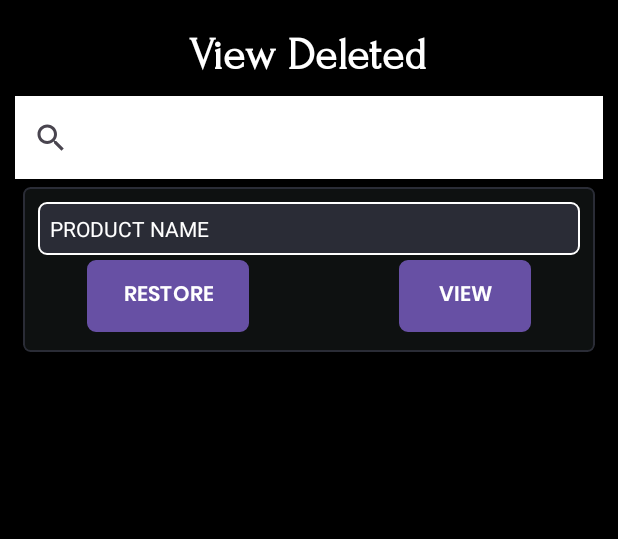
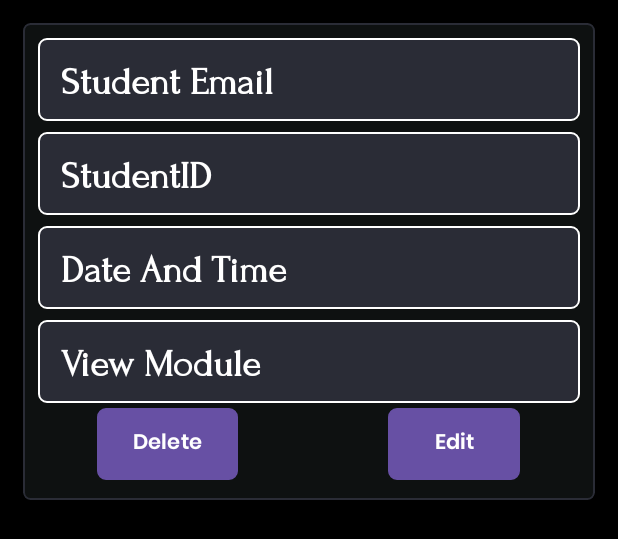
Before and after one commit to BakangMonei/EnrollPro, an Android app: the layout card_item_view_exam_bookings.xml on its own in the app's theme, with its tools: preview values and no code run, on a phone screen of 412 x 824 dp. Shown: the top 539 px of the screen. Run offline under Robolectric (Android 15) with nearby library versions, the phone set to English and light mode, and no system bars.

Commit message:
doing adapters

```diff
--- a/app/src/main/res/layout/card_item_view_exam_bookings.xml
+++ b/app/src/main/res/layout/card_item_view_exam_bookings.xml
@@ -9,24 +9,7 @@
     android:background="@color/black"
     android:orientation="vertical">
 
-    <TextView
-        android:layout_width="wrap_content"
-        android:layout_height="wrap_content"
-        android:layout_gravity="center"
-        android:fontFamily="@font/forumregular"
-        android:text="View Deleted"
-        android:layout_marginTop="10dp"
-        android:textColor="@color/white"
-        android:textSize="30sp"
-        android:textStyle="bold" />
 
-    <SearchView
-        android:id="@+id/search_bar"
-        android:layout_gravity="center"
-        android:layout_marginTop="10dp"
-        android:layout_width="match_parent"
-        android:background="@color/white"
-        android:layout_height="55dp" />
 
 
     <com.google.android.material.card.MaterialCardView
@@ -46,14 +29,57 @@
 
 
             <TextView
-                android:id="@+id/deletedProductNameCard"
+                android:id="@+id/viewStudentEmail"
                 android:layout_width="match_parent"
-                android:layout_height="wrap_content"
+                android:layout_height="55dp"
                 android:background="@drawable/login_forms"
-                android:hint="PRODUCT NAME"
-                android:padding="8dp"
+                android:hint="Student Email"
+                android:padding="15dp"
+                android:fontFamily="@font/forumregular"
+                android:textStyle="bold"
+                android:textSize="25sp"
                 android:textColor="@color/white"
                 android:textColorHint="@color/white"/>
+            <TextView
+                android:id="@+id/viewStudentID"
+                android:layout_width="match_parent"
+                android:layout_height="55dp"
+                android:background="@drawable/login_forms"
+                android:hint="StudentID"
+                android:layout_marginTop="7dp"
+                android:padding="15dp"
+                android:fontFamily="@font/forumregular"
+                android:textStyle="bold"
+                android:textSize="25sp"
+                android:textColor="@color/white"
+                android:textColorHint="@color/white"/>
+            <TextView
+                android:id="@+id/viewStudentDate"
+                android:layout_width="match_parent"
+                android:layout_height="55dp"
+                android:background="@drawable/login_forms"
+                android:hint="Date And Time"
+                android:layout_marginTop="7dp"
+                android:padding="15dp"
+                android:fontFamily="@font/forumregular"
+                android:textStyle="bold"
+                android:textSize="25sp"
+                android:textColor="@color/white"
+                android:textColorHint="@color/white"/>
+            <TextView
+                android:id="@+id/viewModule"
+                android:layout_width="match_parent"
+                android:layout_height="55dp"
+                android:background="@drawable/login_forms"
+                android:hint="View Module"
+                android:layout_marginTop="7dp"
+                android:padding="15dp"
+                android:fontFamily="@font/forumregular"
+                android:textStyle="bold"
+                android:textSize="25sp"
+                android:textColor="@color/white"
+                android:textColorHint="@color/white"/>
+
             <LinearLayout
                 android:layout_width="match_parent"
                 android:layout_height="wrap_content"
@@ -66,24 +92,24 @@
                     android:gravity="center">
 
                     <Button
-                        android:id="@+id/restoreBtn"
+                        android:id="@+id/viewDeleteBtn"
                         android:layout_width="wrap_content"
                         android:layout_height="wrap_content"
                         android:background="@drawable/card_btns_bg"
                         android:fontFamily="@font/poppinssemibold"
                         android:layout_marginRight="50dp"
-                        android:text="RESTORE"
+                        android:text="Delete"
                         android:textAllCaps="false"
                         android:textColor="@color/white" />
 
                     <Button
-                        android:id="@+id/deletedViewBtn"
+                        android:id="@+id/editStudentBtn"
                         android:layout_width="wrap_content"
                         android:layout_height="wrap_content"
                         android:background="@drawable/card_btns_bg"
                         android:fontFamily="@font/poppinssemibold"
                         android:layout_marginLeft="50dp"
-                        android:text="VIEW"
+                        android:text="Edit"
                         android:textAllCaps="false"
                         android:textColor="@color/white" />
                 </LinearLayout>
```
Also changed, not shown: app/src/main/res/drawable/searchbar_bg.xml (added, +9 -0 lines), app/src/main/res/layout/activity_view_booking_update_exam.xml (+39 -0 lines).
